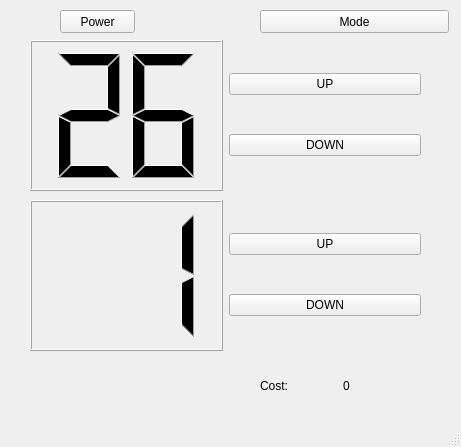
This is Client/room.ui in Seizzzz/AirConditionerSolution as Qt 5 draws it before an edit. The edited form follows.
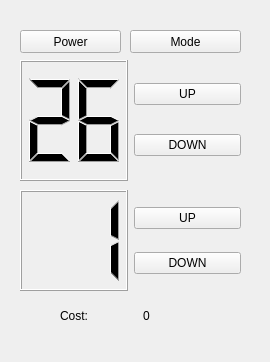
This is the edited form.

Diff of the .ui file:
```diff
--- a/Client/room.ui
+++ b/Client/room.ui
@@ -1,26 +1,25 @@
 <?xml version="1.0" encoding="UTF-8"?>
 <ui version="4.0">
- <class>MainWindow</class>
- <widget class="QMainWindow" name="MainWindow">
+ <class>Room</class>
+ <widget class="QWidget" name="Room">
   <property name="geometry">
    <rect>
     <x>0</x>
     <y>0</y>
-    <width>461</width>
-    <height>447</height>
+    <width>270</width>
+    <height>362</height>
    </rect>
   </property>
   <property name="windowTitle">
    <string>MainWindow</string>
   </property>
-  <widget class="QWidget" name="centralwidget">
    <widget class="QWidget" name="horizontalLayoutWidget">
     <property name="geometry">
      <rect>
-      <x>30</x>
-      <y>40</y>
-      <width>391</width>
-      <height>151</height>
+     <x>20</x>
+     <y>60</y>
+     <width>221</width>
+     <height>121</height>
      </rect>
     </property>
     <layout class="QHBoxLayout" name="horizontalLayout_Temp">
@@ -63,11 +62,24 @@
      </item>
     </layout>
    </widget>
+  <widget class="QPushButton" name="pushButtonMode">
+   <property name="geometry">
+    <rect>
+     <x>130</x>
+     <y>30</y>
+     <width>111</width>
+     <height>23</height>
+    </rect>
+   </property>
+   <property name="text">
+    <string>Mode</string>
+   </property>
+  </widget>
    <widget class="QWidget" name="horizontalLayoutWidget_2">
     <property name="geometry">
      <rect>
-      <x>260</x>
-      <y>370</y>
+     <x>60</x>
+     <y>300</y>
       <width>160</width>
       <height>31</height>
      </rect>
@@ -89,13 +101,26 @@
      </item>
     </layout>
    </widget>
+  <widget class="QPushButton" name="pushButtonPower">
+   <property name="geometry">
+    <rect>
+     <x>20</x>
+     <y>30</y>
+     <width>101</width>
+     <height>23</height>
+    </rect>
+   </property>
+   <property name="text">
+    <string>Power</string>
+   </property>
+  </widget>
    <widget class="QWidget" name="horizontalLayoutWidget_3">
     <property name="geometry">
      <rect>
-      <x>30</x>
-      <y>200</y>
-      <width>391</width>
-      <height>151</height>
+     <x>20</x>
+     <y>190</y>
+     <width>221</width>
+     <height>101</height>
      </rect>
     </property>
     <layout class="QHBoxLayout" name="horizontalLayout_Wndspd">
@@ -138,44 +163,6 @@
      </item>
     </layout>
    </widget>
-   <widget class="QPushButton" name="pushButtonMode">
-    <property name="geometry">
-     <rect>
-      <x>260</x>
-      <y>10</y>
-      <width>189</width>
-      <height>23</height>
-     </rect>
-    </property>
-    <property name="text">
-     <string>Mode</string>
-    </property>
-   </widget>
-   <widget class="QPushButton" name="pushButtonPower">
-    <property name="geometry">
-     <rect>
-      <x>60</x>
-      <y>10</y>
-      <width>75</width>
-      <height>23</height>
-     </rect>
-    </property>
-    <property name="text">
-     <string>Power</string>
-    </property>
-   </widget>
-  </widget>
-  <widget class="QMenuBar" name="menubar">
-   <property name="geometry">
-    <rect>
-     <x>0</x>
-     <y>0</y>
-     <width>461</width>
-     <height>23</height>
-    </rect>
-   </property>
-  </widget>
-  <widget class="QStatusBar" name="statusbar"/>
  </widget>
  <resources/>
  <connections/>
```
Left out of the diff: 2 changed lines with no effect on the pictures. Lines whose indentation alone changed are shown as unchanged.
